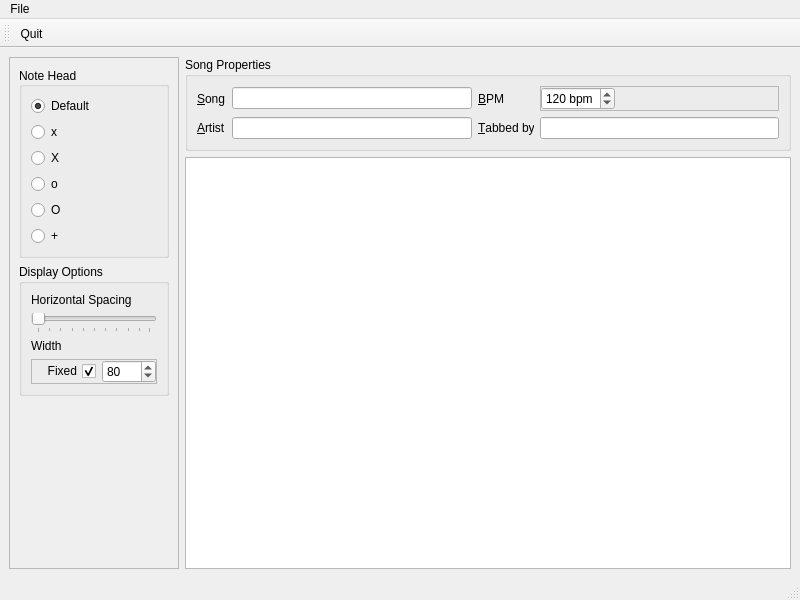
Before: the Qt Designer form GUI/drumburp.ui in Whatang/DrumBurp, drawn with Qt 5.
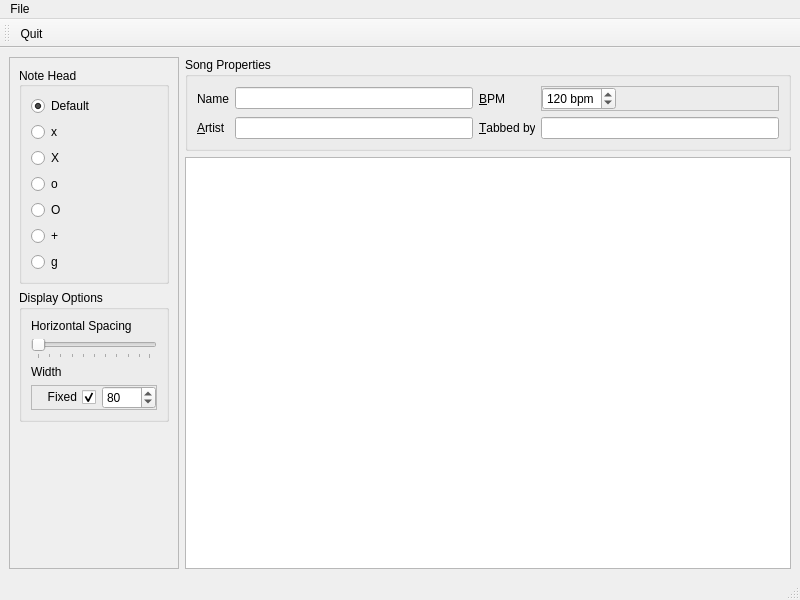
After: the same form once the commit is applied. Custom widgets are drawn as their Qt base class.

The edit to the form file:
```diff
--- a/GUI/drumburp.ui
+++ b/GUI/drumburp.ui
@@ -99,6 +99,16 @@
             </property>
            </widget>
           </item>
+          <item>
+           <widget class="RadioButtonTeller" name="gNoteHeadButton">
+            <property name="text">
+             <string>g</string>
+            </property>
+            <property name="buttonValue" stdset="0">
+             <string>g</string>
+            </property>
+           </widget>
+          </item>
          </layout>
         </widget>
        </item>
@@ -222,7 +232,7 @@
        <item row="0" column="0">
         <widget class="QLabel" name="label">
          <property name="text">
-          <string>&amp;Song</string>
+          <string>Name</string>
          </property>
          <property name="buddy">
           <cstring>lineEdit</cstring>
```
Left out of the diff: 128 changed lines with no effect on the pictures.
